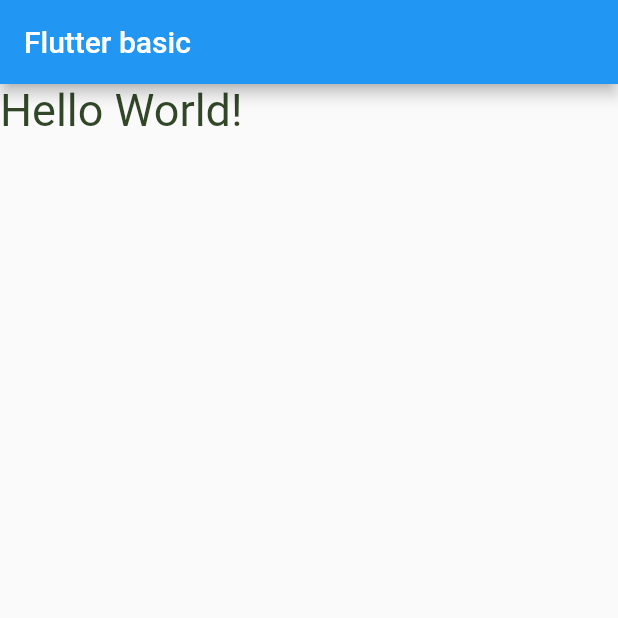
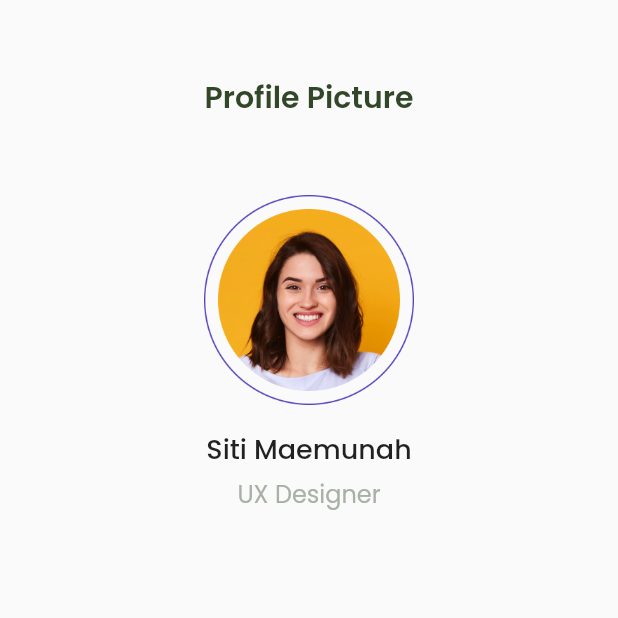
Before and after one commit to agunghanifan/frame_app, a Flutter app: the screen it shows after launch, on a phone screen of 412 x 824 dp, the top half of it. Run offline on Flutter 3.47's test engine with Material 2 defaults, Android fonts, the phone set to English and light mode, and no system bars; our stand-ins replace google_fonts.

Commit message:
add images, add new dependency, progressing write the UI from Figma

```diff
--- a/lib/main.dart
+++ b/lib/main.dart
@@ -1,5 +1,6 @@
 import 'package:flutter/material.dart';
-import 'package:frame_app/theme.dart';
+import 'package:frame_app/pages/home_page.dart';
+import 'package:google_fonts/google_fonts.dart';
 
 void main() {
   runApp(const MyApp());
@@ -11,15 +12,8 @@ class MyApp extends StatelessWidget {
   @override
   Widget build(BuildContext context) {
     return MaterialApp(
-      home: Scaffold(
-        appBar: AppBar(
-          title: const Text('Flutter basic'),
-        ),
-        body: Text(
-          'Hello World!',
-          style: TextStyle(color: primaryColor, fontSize: 30),
-        ),
-      ),
+      home: const HomePage(),
+      theme: ThemeData(textTheme: GoogleFonts.poppinsTextTheme()),
     );
   }
 }
--- /dev/null
+++ b/lib/pages/home_page.dart
@@ -0,0 +1,56 @@
+import "package:flutter/material.dart";
+import "package:frame_app/theme.dart";
+
+class HomePage extends StatelessWidget {
+  const HomePage({super.key});
+
+  @override
+  Widget build(BuildContext context) {
+    return Scaffold(
+      body: SafeArea(
+          child: Center(
+        child: Column(
+          children: [
+            const SizedBox(
+              height: 50,
+            ),
+            Text(
+              'Profile Picture',
+              style: TextStyle(
+                  fontSize: 20,
+                  color: primaryColor,
+                  fontWeight: FontWeight.w600),
+            ),
+            const SizedBox(
+              height: 50,
+            ),
+            Image.asset(
+              'assets/images/primary.png',
+              width: 140,
+            ),
+            const SizedBox(
+              height: 16,
+            ),
+            const Text(
+              'Siti Maemunah',
+              style: TextStyle(fontWeight: FontWeight.w500, fontSize: 18),
+            ),
+            const SizedBox(
+              height: 4,
+            ),
+            Text(
+              'UX Designer',
+              style: TextStyle(
+                  fontSize: 16,
+                  fontWeight: FontWeight.normal,
+                  color: grayColor),
+            ),
+            const SizedBox(
+              height: 70,
+            )
+          ],
+        ),
+      )),
+    );
+  }
+}
--- a/lib/theme.dart
+++ b/lib/theme.dart
@@ -2,3 +2,5 @@ import 'package:flutter/material.dart';
 
 Color primaryColor = const Color(0xff314728);
 Color orangeColor = const Color(0xffFFA500);
+Color grayColor = const Color(0xffA9B0A6);
+Color backgroundColor = const Color(0xffE5E5E5);
--- a/pubspec.yaml
+++ b/pubspec.yaml
@@ -35,6 +35,8 @@ dependencies:
   # The following adds the Cupertino Icons font to your application.
   # Use with the CupertinoIcons class for iOS style icons.
   cupertino_icons: ^1.0.2
+  google_fonts: ^5.1.0
+
 
 dev_dependencies:
   flutter_test:
```
Also changed, not shown: 8 other files.
